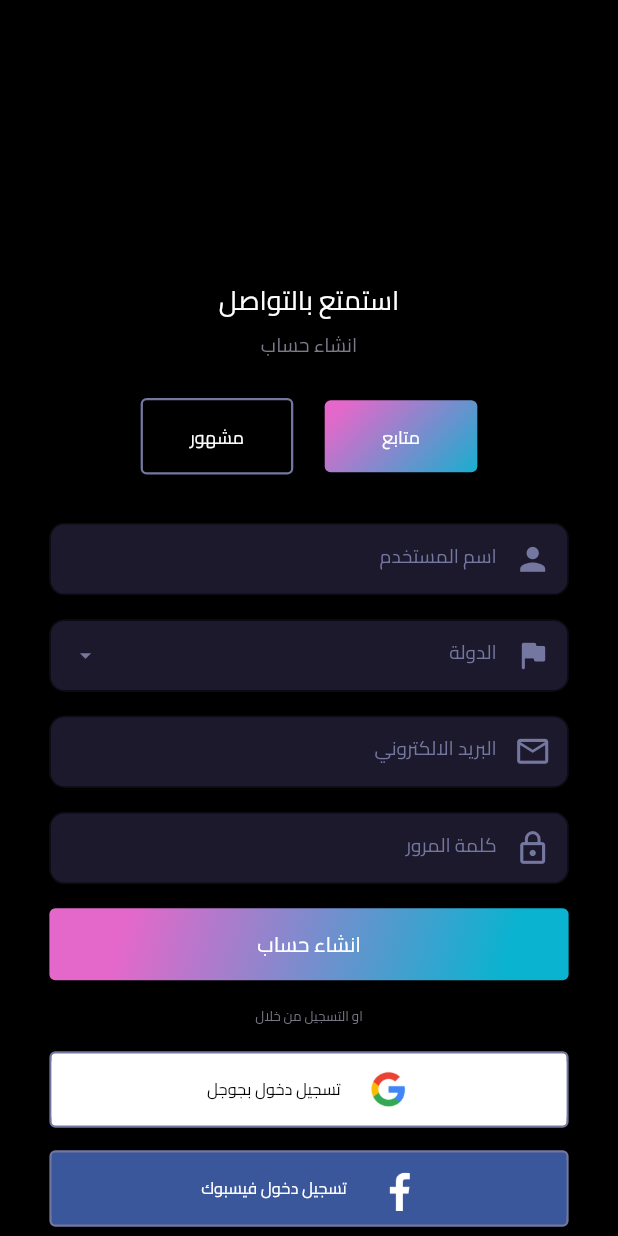
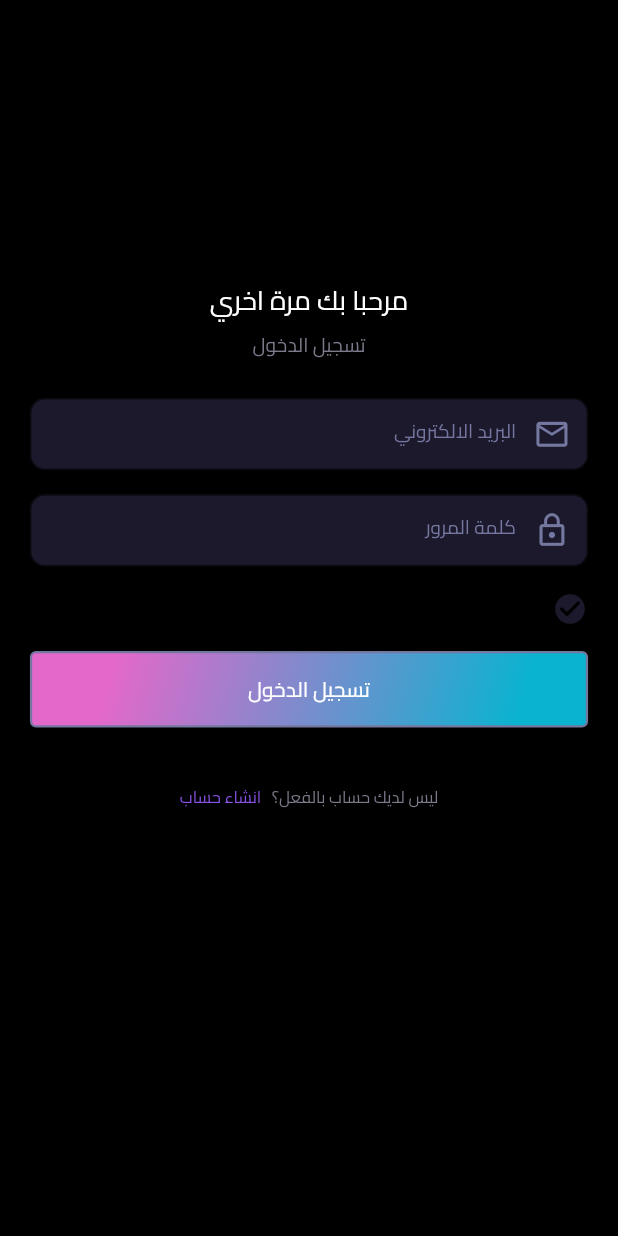
Before and after one commit to fazproject53/celepraty, a Flutter app: the screen it shows after launch, on a phone screen of 412 x 824 dp. Run offline on Flutter 3.47's test engine with Material 2 defaults, Android fonts, the phone set to English and light mode, and no system bars; drawn by our look-alikes of auto_size_text; our stand-ins replace device_preview, flutter_screenutil, shared_preferences; statements that could not run were skipped.

Commit message:
third comment

```diff
--- a/lib/Account/UserForm.dart
+++ b/lib/Account/UserForm.dart
@@ -16,31 +16,12 @@ userForm(context, bool isVisable) {
       height: 15.h,
     ),
 //contry------------------------------------------
-
-    // DropdownButtonFormField(
-
-    // items: ["eget","sudan"].map((String category) {
-    // return  DropdownMenuItem(
-
-    //   value: category,
-    //   child: Row(
-    //     children: [
-    //       const Icon(Icons.star),
-    //       Text(category),
-    //     ],
-    //    )
-    //   );
-    //  }).toList(),
-    //    onChanged: (Object? value) {  },
-
-    // )
-
     textField(
         context, countryIcon, "الدولة", 10, false, nameConttroller, (val) {},
         suffixIcon: Icon(Icons.arrow_drop_down, color: deepBlack),
         onTap: () {}),
 
-    //catogary------------------------------------------
+//catogary------------------------------------------
 
     SizedBox(
       height: 15.h,
@@ -60,15 +41,15 @@ userForm(context, bool isVisable) {
         height: 15.h,
       ),
     ),
-//name------------------------------------------
+//email------------------------------------------
     textField(context, emailIcon, "البريد الالكتروني", 10, false,
-        nameConttroller, (val) {}),
+        emailConttroller, (val) {}),
     SizedBox(
       height: 15.h,
     ),
-//name------------------------------------------
+//pass------------------------------------------
     textField(
-        context, passIcon, "كلمة المرور", 10, false, nameConttroller, (val) {}),
+        context, passIcon, "كلمة المرور", 10, false, passConttroller, (val) {}),
     SizedBox(
       height: 15.h,
     ),
--- a/lib/Account/logging.dart
+++ b/lib/Account/logging.dart
@@ -34,91 +34,48 @@ class _LoggingState extends State<Logging> {
             children: [
               SizedBox(height: 170.h),
 //استمتع يالتواصل--------------------------------------------------
-              text(context, "استمتع بالتواصل", 18, white),
+              text(context, "مرحبا بك مرة اخري", 18, white),
 //انشاء حساب--------------------------------------------------
-              text(context, "انشاء حساب", 13, darkWhite),
+              text(context, "تسجيل الدخول", 13, darkWhite),
               SizedBox(
                 height: 22.h,
               ),
-//==============================buttoms===============================================================
 
-              Row(
-                mainAxisSize: MainAxisSize.min,
-                children: [
-//famus buttom-------------------------------------
-                  gradientContainer(
-                    102,
-                    buttoms(
-                      context,
-                      'متابع',
-                      12,
-                      white,
-                      () {
-                        setState(() {
-                          isChang = false;
-                        });
-                        print("fallower$isChang");
-                      },
-                    ),
-                  ),
-                  SizedBox(
-                    width: 21.w,
-                  ),
-//follwer buttom-------------------------------------
-                  solidContainer(
-                      102,
-                      transparent,
-                      buttoms(context, 'مشهور', 12, white, () {
-                        setState(() {
-                          isChang = true;
-                        });
-                        print("famus$isChang");
-                      })),
-                ],
-              ),
-
-              SizedBox(
-                height: 30.h,
-              ),
 //=============================================================================================
               padding(
-                  33,
-                  33,
+                  20,
+                  20,
                   Column(
                     crossAxisAlignment: CrossAxisAlignment.stretch,
                     children: [
 //====================================TextFields=========================================================
 
-                      Form(child: isChang?userForm(context ,true) :userForm(context ,false)),
-//====================================buttoms=========================================================
-//create account------------------------------
+//email------------------------------------------
+    textField(context, emailIcon, "البريد الالكتروني", 10, false,
+        emailConttroller, (val) {}),
+    SizedBox(
+      height: 15.h,
+    ),
+//pass------------------------------------------
+    textField(
+        context, passIcon, "كلمة المرور", 10, false, passConttroller, (val) {}),
+    SizedBox(
+      height: 15.h,
+    ),
+//remember me && forget pass------------------------------------------
+Row(
+  children: [
+    Icon(Icons.check_circle_rounded,color:ligthtBlack)
+  ],
+),
+SizedBox(
+      height: 15.h,
+    ),
+//logging buttom------------------------------
                       gradientContainer(347,
-                          buttoms(context, 'انشاء حساب', 14, white, () {})),
-//singup with-----------------------------------------------------------
+                          buttoms(context, 'تسجيل الدخول', 14, white, () {})),
                       SizedBox(
-                        height: 14.h,
-                      ),
-                      text(context, "او التسجيل من خلال", 9, darkWhite),
-                      SizedBox(
-                        height: 14.h,
-                      ),
-//googel buttom-----------------------------------------------------------
-                      solidContainer(
-                          347,
-                          white,
-                          singWthisButtom(context, "تسجيل دخول بجوجل", black,
-                              white, () {}, googelImage)),
-                      SizedBox(
-                        height: 14.h,
-                      ),
-//facebook buttom-----------------------------------------------------------
-                      solidContainer(
-                          347,
-                          darkBlue,
-                          singWthisButtom(context, "تسجيل دخول فيسبوك", white,
-                              darkBlue, () {}, facebookImage)),
-                      SizedBox(
-                        height: 27.h,
+                        height: 34.h,
                       ),
 //have Account buttom-----------------------------------------------------------
                       Row(
@@ -127,12 +84,12 @@ class _LoggingState extends State<Logging> {
                         children: [
                           Wrap(
                             children: [
-                              text(context, "هل لديك حساب بالفعل؟", 11,
+                              text(context, "ليس لديك حساب بالفعل؟", 11,
                                   darkWhite),
                               SizedBox(
                                 width: 7.w,
                               ),
-                              text(context, "تسجيل الدخول", 11, purple),
+                              text(context, "انشاء حساب", 11, purple),
                             ],
                           )
                         ],
@@ -149,7 +106,4 @@ class _LoggingState extends State<Logging> {
       )),
     );
   }
-
-
-
-  }
+}
--- a/lib/Models/Methods/method.dart
+++ b/lib/Models/Methods/method.dart
@@ -74,19 +74,21 @@ Widget container(double height, double width, double marginL, double marginR,
 }
 
 //gradient contaner------------------------------------------------------------------
-Widget gradientContainer(double width, Widget child) {
+Widget gradientContainer(double width, Widget child,{bool gradient =false}) {
   return Container(
     width: width.w,
     // height: height.h,
     child: child,
     decoration: BoxDecoration(
+
+      border: Border.all(color: deepBlack, width: 1.5),
       borderRadius: BorderRadius.circular(4.0),
-      gradient: const LinearGradient(
+      gradient:  gradient==false? const LinearGradient(
         begin: Alignment(0.7, 2.0),
         end: Alignment(-0.69, -1.0),
         colors: [Color(0xff0ab3d0), Color(0xffe468ca)],
         stops: [0.0, 1.0],
-      ),
+      ):null,
     ),
   );
 }
--- a/lib/main.dart
+++ b/lib/main.dart
@@ -1,8 +1,8 @@
-import 'package:celepraty/Models/Methods/method.dart';
 import 'package:flutter/material.dart';
 import 'package:flutter_screenutil/flutter_screenutil.dart';
 import 'package:device_preview/device_preview.dart';
 
+import 'Account/Singup.dart';
 import 'Account/logging.dart';
 
 void main() => runApp(
@@ -31,7 +31,7 @@ class MyApp extends StatelessWidget {
           return MediaQuery(
 
             data: MediaQuery.of(context).copyWith(textScaleFactor: 1.28),
-            child: Logging()
+            child:const Logging()
 
           );
         },
```
Also changed, not shown: lib/Account/Singup.dart (+161 -0 lines).
